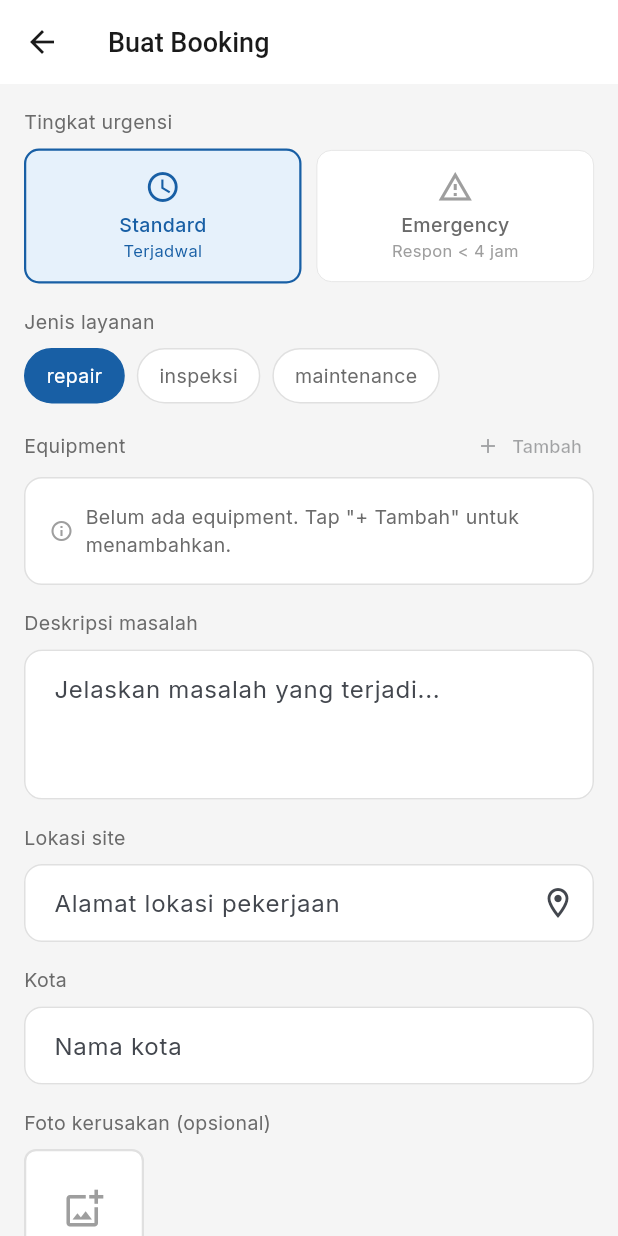
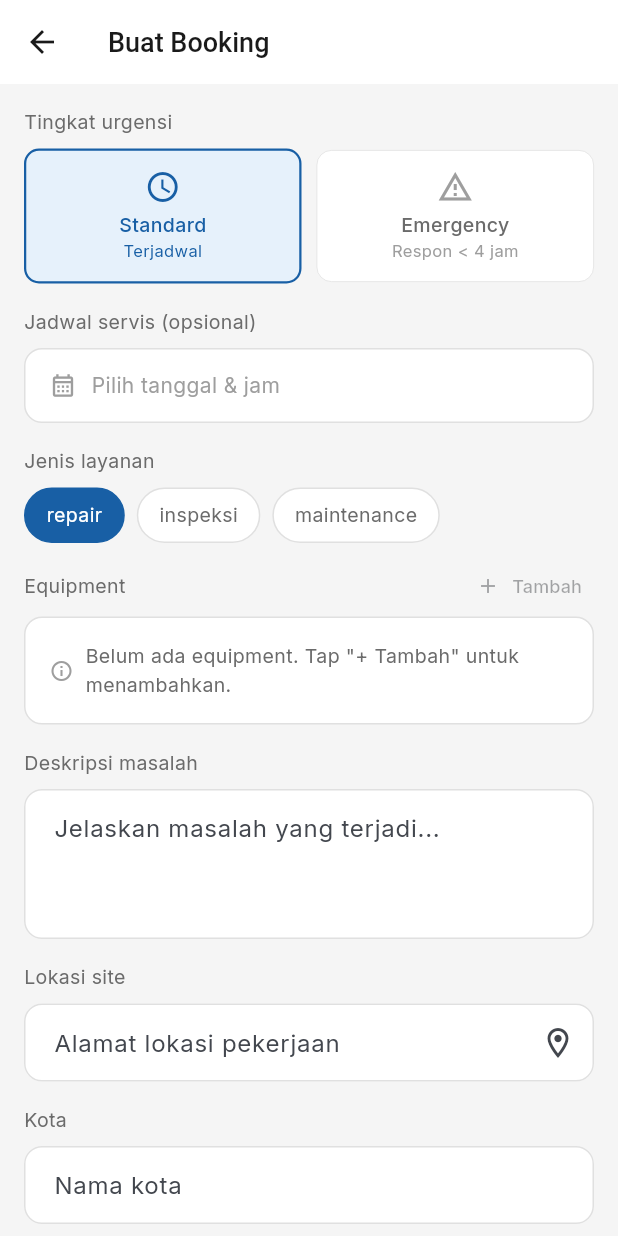
Before and after one commit to AriPurwoAji/project_3, a Flutter app: the CreateBookingPage screen opened by its route, on a phone screen of 412 x 824 dp. Run offline on Flutter 3.47's test engine with Material 3 defaults, Android fonts, the phone set to English and light mode, and no system bars; our stand-ins replace dio, flutter_dotenv, flutter_secure_storage, go_router, google_fonts, image_picker and 1 more; accounts and stored records are empty; network calls fail.

Commit message:
feat: jadwal booking (scheduled_at) — datetime picker + tampil di detail
- create_booking: tambah date+time picker untuk urgency standard, otomatis clear saat emergency dipilih
- booking_detail: tampilkan badge jadwal jika scheduled_at terisi

Co-Authored-By: Claude Sonnet 4.6 <noreply@anthropic.com>

```diff
--- a/mobile/lib/features/booking/presentation/pages/create_booking_page.dart
+++ b/mobile/lib/features/booking/presentation/pages/create_booking_page.dart
@@ -29,6 +29,7 @@ class _CreateBookingPageState extends State<CreateBookingPage> {
   List<dynamic> _equipments = [];
   bool _loading = false;
   bool _loadingEquipment = true;
+  DateTime? _scheduledAt;
 
   // Photo upload
   final _picker    = ImagePicker();
@@ -88,6 +89,8 @@ class _CreateBookingPageState extends State<CreateBookingPage> {
         'site_address':  _addressCtrl.text.trim(),
         'site_city':     _cityCtrl.text.trim(),
         'photo_urls':    _photoUrls,
+        if (_scheduledAt != null)
+          'scheduled_at': _scheduledAt!.toUtc().toIso8601String(),
       });
 
       if (!mounted) return;
@@ -116,6 +119,38 @@ class _CreateBookingPageState extends State<CreateBookingPage> {
     } finally {
       if (mounted) setState(() => _loading = false);
     }
+  }
+
+  String _formatScheduled(DateTime dt) {
+    const months = [
+      '', 'Jan', 'Feb', 'Mar', 'Apr', 'Mei', 'Jun',
+      'Jul', 'Agu', 'Sep', 'Okt', 'Nov', 'Des'
+    ];
+    final h = dt.hour.toString().padLeft(2, '0');
+    final m = dt.minute.toString().padLeft(2, '0');
+    return '${dt.day} ${months[dt.month]} ${dt.year} · $h:$m';
+  }
+
+  Future<void> _pickScheduledAt() async {
+    final now  = DateTime.now();
+    final date = await showDatePicker(
+      context: context,
+      initialDate: _scheduledAt ?? now.add(const Duration(days: 1)),
+      firstDate: now,
+      lastDate: now.add(const Duration(days: 365)),
+    );
+    if (date == null || !mounted) return;
+
+    final time = await showTimePicker(
+      context: context,
+      initialTime: TimeOfDay.fromDateTime(_scheduledAt ?? now),
+    );
+    if (time == null || !mounted) return;
+
+    setState(() {
+      _scheduledAt = DateTime(
+          date.year, date.month, date.day, time.hour, time.minute);
+    });
   }
 
   // Buka bottom sheet tambah equipment
@@ -168,6 +203,60 @@ class _CreateBookingPageState extends State<CreateBookingPage> {
                             'Respon < 4 jam', Icons.warning_amber_outlined)),
                       ],
                     ),
+                    // Jadwal booking (hanya untuk standard)
+                    if (_urgencyLevel == 'standard') ...[
+                      const SizedBox(height: 16),
+                      const Text('Jadwal servis (opsional)',
+                          style: TextStyle(
+                              fontSize: 13, color: AppTheme.textSecondary)),
+                      const SizedBox(height: 8),
+                      GestureDetector(
+                        onTap: _pickScheduledAt,
+                        child: Container(
+                          padding: const EdgeInsets.symmetric(
+                              horizontal: 16, vertical: 14),
+                          decoration: BoxDecoration(
+                            color: AppTheme.surface,
+                            border: Border.all(color: AppTheme.border),
+                            borderRadius: BorderRadius.circular(12),
+                          ),
+                          child: Row(
+                            children: [
+                              Icon(
+                                Icons.calendar_month_outlined,
+                                size: 18,
+                                color: _scheduledAt != null
+                                    ? AppTheme.primary
+                                    : AppTheme.textTertiary,
+                              ),
+                              const SizedBox(width: 10),
+                              Expanded(
+                                child: Text(
+                                  _scheduledAt != null
+                                      ? _formatScheduled(_scheduledAt!)
+                                      : 'Pilih tanggal & jam',
+                                  style: TextStyle(
+                                    fontSize: 14,
+                                    color: _scheduledAt != null
+                                        ? AppTheme.textPrimary
+                                        : AppTheme.textTertiary,
+                                  ),
+                                ),
+                              ),
+                              if (_scheduledAt != null)
+                                GestureDetector(
+                                  onTap: () =>
+                                      setState(() => _scheduledAt = null),
+                                  child: const Icon(Icons.close,
+                                      size: 16,
+                                      color: AppTheme.textTertiary),
+                                ),
+                            ],
+                          ),
+                        ),
+                      ),
+                    ],
+
                     const SizedBox(height: 16),
 
                     // Service type
@@ -364,7 +453,10 @@ class _CreateBookingPageState extends State<CreateBookingPage> {
     final bgColor = isEmergency ? AppTheme.dangerLight : AppTheme.primaryLight;
 
     return GestureDetector(
-      onTap: () => setState(() => _urgencyLevel = value),
+      onTap: () => setState(() {
+        _urgencyLevel = value;
+        if (value == 'emergency') _scheduledAt = null;
+      }),
       child: Container(
         padding: const EdgeInsets.all(12),
         decoration: BoxDecoration(
```
Also changed, not shown: mobile/lib/features/booking/presentation/pages/booking_detail_page.dart (+26 -0 lines).
